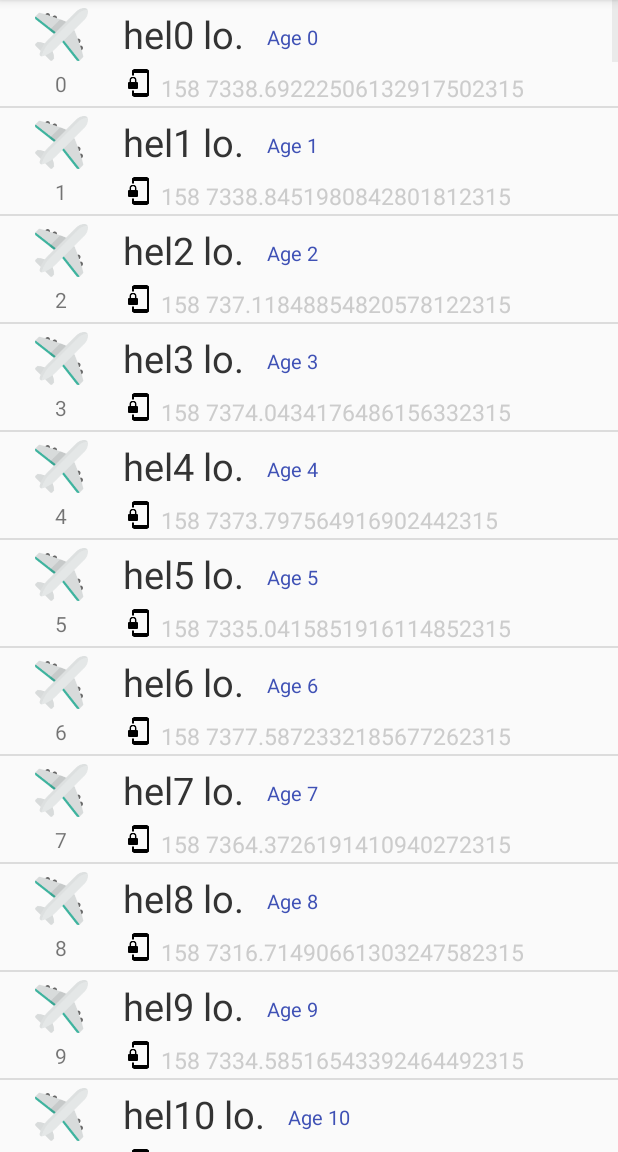
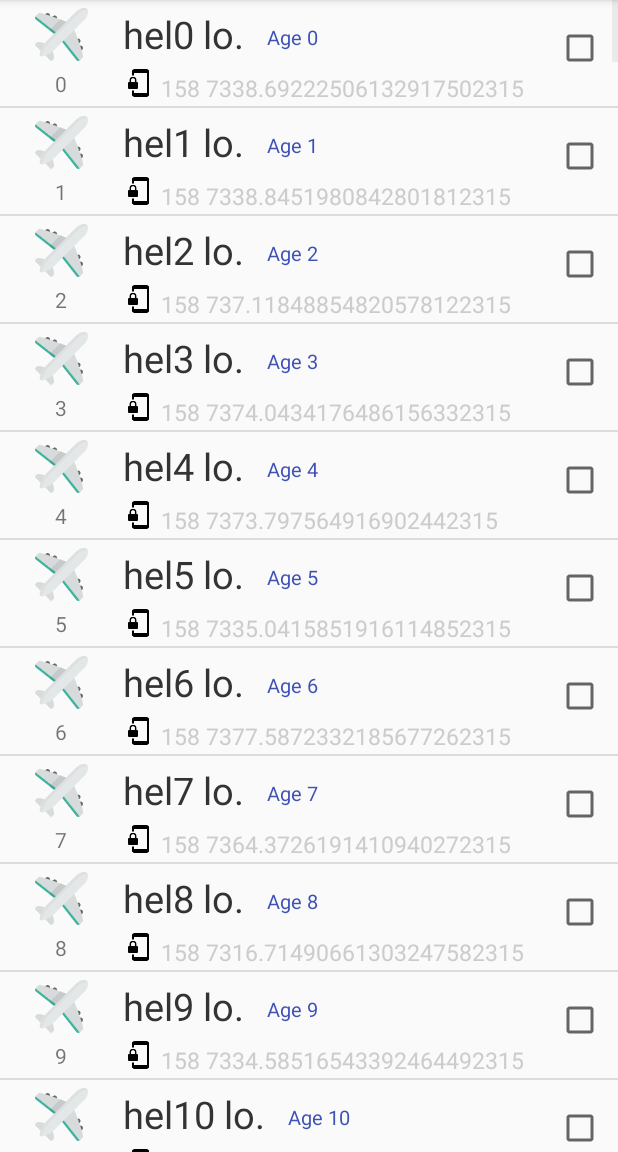
Before and after one commit to HankinsPan/Binary, an Android app: the FourActivity screen opened directly, with no data from a screen before it, on a phone screen of 412 x 824 dp, the part 84-1236 px from its top. Run offline under Robolectric (Android 15) with nearby library versions, the phone set to English and light mode, and no system bars.

Commit message:
modify listView foucs click

```diff
--- a/binary/src/main/java/com/binary/Person.java
+++ b/binary/src/main/java/com/binary/Person.java
@@ -9,6 +9,8 @@ public class Person {
     private String name;
     private String age;
     private String des;
+
+    private boolean isCheck;
 
 
     public Person(String id, String name, String age, String des) {
@@ -50,4 +52,12 @@ public class Person {
     public void setDes(String des) {
         this.des = des;
     }
+
+    public boolean isCheck() {
+        return isCheck;
+    }
+
+    public void setCheck(boolean check) {
+        isCheck = check;
+    }
 }
--- a/binary/src/main/java/com/binary/common/AdapterViewHolder.java
+++ b/binary/src/main/java/com/binary/common/AdapterViewHolder.java
@@ -3,6 +3,7 @@ package com.binary.common;
 import android.content.Context;
 import android.view.View;
 import android.view.ViewGroup;
+import android.widget.CheckBox;
 import android.widget.TextView;
 
 import com.binary.Person;
@@ -27,12 +28,15 @@ public class AdapterViewHolder extends ConmentAdapter<Person> {
 
 
 
-        Person person = mDatas.get(position);
+        final Person person = mDatas.get(position);
 
         TextView tvId = holder.getView(R.id.tv_id);
         TextView tvName = holder.getView(R.id.tv_name);
         TextView tvAge = holder.getView(R.id.tv_age);
         TextView tvTel = holder.getView(R.id.tv_tel);
+
+        final CheckBox box = holder.getView(R.id.ck_box);
+        box.setChecked(person.isCheck());
 
         tvId.setText(person.getId());
         tvName.setText(person.getName());
@@ -40,6 +44,13 @@ public class AdapterViewHolder extends ConmentAdapter<Person> {
         tvTel.setText(person.getDes());
 
 
+        box.setOnClickListener(new View.OnClickListener() {
+            @Override
+            public void onClick(View view) {
+                person.setCheck(box.isChecked());
+            }
+        });
+
 
 
         return holder.getmConvertView();
--- a/binary/src/main/res/layout/item_list.xml
+++ b/binary/src/main/res/layout/item_list.xml
@@ -2,7 +2,9 @@
 <LinearLayout xmlns:android="http://schemas.android.com/apk/res/android"
     android:layout_width="match_parent"
     android:layout_height="match_parent"
-    android:orientation="vertical">
+    android:orientation="vertical"
+    android:descendantFocusability="blocksDescendants"
+    >
 
     <LinearLayout
         android:id="@+id/ll_item"
@@ -14,7 +16,7 @@
         <RelativeLayout
             android:layout_width="0dp"
             android:layout_height="wrap_content"
-            android:layout_weight="1"
+            android:layout_weight="2"
             >
             <ImageView
                 android:id="@+id/iv_fly"
@@ -32,7 +34,7 @@
                 android:layout_below="@+id/iv_fly"
                 android:layout_marginTop="5dp"
                 android:layout_marginBottom="5dp"
-
+                android:text="0003"
                 android:layout_centerHorizontal="true"
                 />
 
@@ -42,7 +44,7 @@
         <RelativeLayout
             android:layout_width="0dp"
             android:layout_height="wrap_content"
-            android:layout_weight="4"
+            android:layout_weight="7"
             >
 
             <TextView
@@ -51,7 +53,7 @@
                 android:layout_height="wrap_content"
                 android:layout_marginTop="5dp"
                 android:layout_alignParentLeft="true"
-
+                android:text="Pan"
                 android:textColor="#333"
                 android:textSize="25sp"
                 />
@@ -63,7 +65,7 @@
                 android:layout_marginTop="15dp"
                 android:layout_toRightOf="@id/tv_name"
                 android:layout_marginLeft="15dp"
-
+                android:text="22"
                 android:textSize="13sp"
                 android:textColor="@color/colorPrimary"
                 />
@@ -88,8 +90,27 @@
                 android:textSize="15sp"
                 android:textColor="#CCC"
                 android:layout_marginLeft="5dp"
+                android:text="+86 13245698527"
                 />
 
+
+        </RelativeLayout>
+
+        <RelativeLayout
+            android:layout_width="0dp"
+            android:layout_height="wrap_content"
+            android:layout_weight="1"
+            android:layout_marginTop="10dp"
+            >
+
+            <CheckBox
+                android:id="@+id/ck_box"
+                android:layout_width="wrap_content"
+                android:layout_height="wrap_content"
+                android:layout_alignParentLeft="true"
+                android:checked="false"
+                android:clickable="true"
+                />
 
         </RelativeLayout>
 
```
